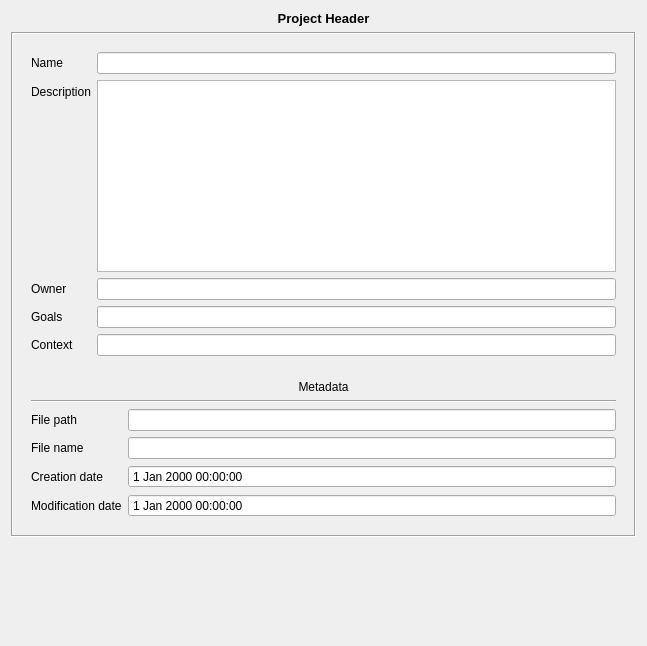
Old version of the form qt/formDisplay/HeaderLayout.ui in the repository e-foto/e-foto.
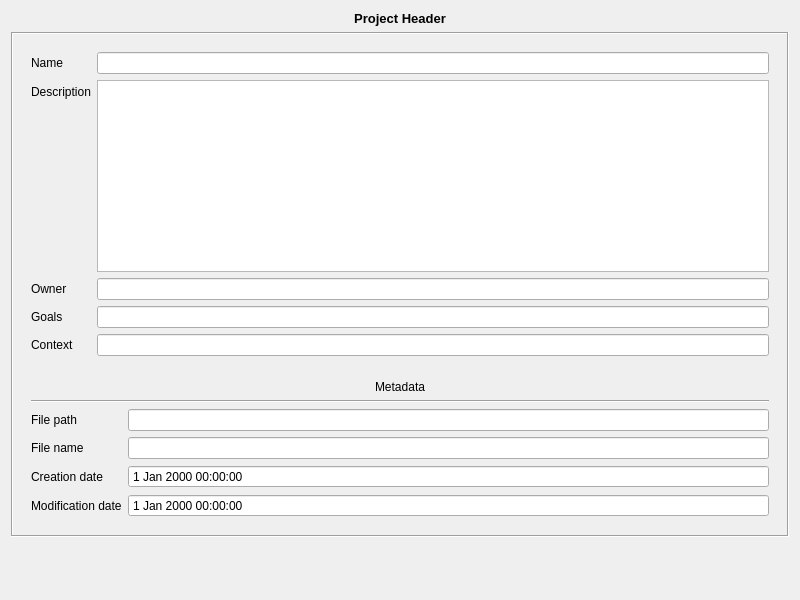
New version of the form.

Commit message: Test a new size for project module forms by Irving

```diff
--- a/qt/formDisplay/HeaderLayout.ui
+++ b/qt/formDisplay/HeaderLayout.ui
@@ -6,8 +6,8 @@
    <rect>
     <x>0</x>
     <y>0</y>
-    <width>647</width>
-    <height>646</height>
+    <width>800</width>
+    <height>600</height>
    </rect>
   </property>
   <property name="windowTitle">
```
The commit also changes 7 other files.
